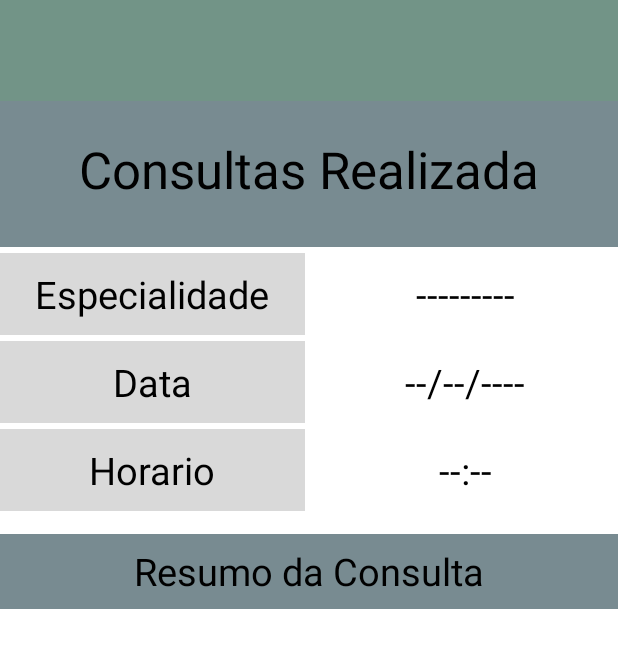
After one commit to Guthox/Ye-Saude, an Android app: the TelaConsultasRealizadas screen opened directly, with no data from a screen before it, on a phone screen of 412 x 824 dp. The commit adds this screen. Shown: the top 648 px of the screen. Run offline under Robolectric (Android 15) with nearby library versions, the phone set to English and light mode, and no system bars.

Commit message:
Telas de exame e consulta adicionadas, WIP tela Consulta Realizada

```diff
--- /dev/null
+++ b/app/src/main/java/com/example/yesaude/TelaConsultasRealizadas.java
@@ -0,0 +1,24 @@
+package com.example.yesaude;
+
+import android.os.Bundle;
+
+import androidx.activity.EdgeToEdge;
+import androidx.appcompat.app.AppCompatActivity;
+import androidx.core.graphics.Insets;
+import androidx.core.view.ViewCompat;
+import androidx.core.view.WindowInsetsCompat;
+
+public class TelaConsultasRealizadas extends AppCompatActivity {
+
+    @Override
+    protected void onCreate(Bundle savedInstanceState) {
+        super.onCreate(savedInstanceState);
+        EdgeToEdge.enable(this);
+        setContentView(R.layout.activity_tela_consultas_realizadas);
+        ViewCompat.setOnApplyWindowInsetsListener(findViewById(R.id.main), (v, insets) -> {
+            Insets systemBars = insets.getInsets(WindowInsetsCompat.Type.systemBars());
+            v.setPadding(systemBars.left, systemBars.top, systemBars.right, systemBars.bottom);
+            return insets;
+        });
+    }
+}
--- /dev/null
+++ b/app/src/main/res/layout/activity_tela_consultas_realizadas.xml
@@ -0,0 +1,212 @@
+<?xml version="1.0" encoding="utf-8"?>
+<androidx.constraintlayout.widget.ConstraintLayout xmlns:android="http://schemas.android.com/apk/res/android"
+    xmlns:app="http://schemas.android.com/apk/res-auto"
+    xmlns:tools="http://schemas.android.com/tools"
+    android:id="@+id/main"
+    android:layout_width="match_parent"
+    android:layout_height="match_parent"
+    android:background="@color/white"
+    android:theme="@android:style/Theme.Holo.NoActionBar.Fullscreen"
+    tools:context=".TelaConsultasRealizadas"
+    >
+
+    <androidx.appcompat.widget.Toolbar
+        android:id="@+id/toolbar"
+        android:layout_width="match_parent"
+        android:layout_height="67dp"
+        android:background="#729487"
+        android:minHeight="?attr/actionBarSize"
+        android:theme="?attr/actionBarTheme"
+        app:layout_constraintBottom_toBottomOf="parent"
+        app:layout_constraintEnd_toEndOf="parent"
+        app:layout_constraintHorizontal_bias="0.0"
+        app:layout_constraintStart_toStartOf="parent"
+        app:layout_constraintTop_toTopOf="parent"
+        app:layout_constraintVertical_bias="0.0" />
+
+    <TextView
+        android:id="@+id/corfundoTitulo"
+        android:layout_width="match_parent"
+        android:layout_height="97dp"
+        android:background="@drawable/background_imc"
+        android:textAlignment="center"
+        android:textSize="34sp"
+        app:layout_constraintBottom_toBottomOf="parent"
+        app:layout_constraintEnd_toEndOf="parent"
+        app:layout_constraintHorizontal_bias="0.0"
+        app:layout_constraintStart_toStartOf="parent"
+        app:layout_constraintTop_toBottomOf="@+id/toolbar"
+        app:layout_constraintVertical_bias="0.0" />
+
+    <TextView
+        android:id="@+id/Titulo"
+        android:layout_width="333dp"
+        android:layout_height="51dp"
+        android:text="Consultas Realizada"
+        android:textAlignment="center"
+        android:textColor="#000000"
+        android:textSize="34sp"
+        app:layout_constraintBottom_toBottomOf="parent"
+        app:layout_constraintEnd_toEndOf="parent"
+        app:layout_constraintStart_toStartOf="parent"
+        app:layout_constraintTop_toBottomOf="@+id/toolbar"
+        app:layout_constraintVertical_bias="0.032" />
+
+    <ScrollView
+        android:id="@+id/scrollView"
+        android:layout_width="match_parent"
+        android:layout_height="0dp"
+        app:layout_constraintBottom_toBottomOf="parent"
+        app:layout_constraintEnd_toEndOf="parent"
+        app:layout_constraintStart_toStartOf="parent"
+        app:layout_constraintTop_toBottomOf="@+id/corfundoTitulo"
+        app:layout_constraintVertical_bias="0.0">
+
+        <LinearLayout
+            android:layout_width="match_parent"
+            android:layout_height="wrap_content"
+            android:orientation="vertical">
+
+            <LinearLayout
+                android:id="@+id/linearLayout"
+                android:layout_width="match_parent"
+                android:layout_height="wrap_content"
+                android:layout_marginTop="4dp"
+                android:weightSum="1">
+
+                <TextView
+                    android:id="@+id/textView3"
+                    android:layout_width="0dp"
+                    android:layout_height="wrap_content"
+                    android:layout_marginRight="2.5dp"
+                    android:layout_weight="0.5"
+                    android:background="#D9D9D9"
+                    android:gravity="center"
+                    android:paddingTop="10dp"
+                    android:paddingBottom="10dp"
+                    android:text="Especialidade"
+                    android:textColor="@color/black"
+                    android:textSize="25dp"
+                    tools:layout_editor_absoluteX="40dp"
+                    tools:layout_editor_absoluteY="277dp" />
+
+                <TextView
+                    android:id="@+id/textView4"
+                    android:layout_width="0dp"
+                    android:layout_height="wrap_content"
+                    android:layout_marginLeft="2.5dp"
+                    android:layout_weight="0.5"
+                    android:gravity="center"
+                    android:paddingTop="10dp"
+                    android:paddingBottom="10dp"
+                    android:text="---------"
+                    android:textColor="@color/black"
+                    android:textSize="25dp"
+                    tools:layout_editor_absoluteX="40dp"
+                    tools:layout_editor_absoluteY="277dp" />
+
+            </LinearLayout>
+
+            <LinearLayout
+                android:id="@+id/linearLayout2"
+                android:layout_width="match_parent"
+                android:layout_height="wrap_content"
+                android:layout_marginTop="4dp"
+                android:weightSum="1">
+
+                <TextView
+                    android:id="@+id/textView5"
+                    android:layout_width="0dp"
+                    android:layout_height="wrap_content"
+                    android:layout_marginRight="2.5dp"
+                    android:layout_weight="0.5"
+                    android:background="#D9D9D9"
+                    android:gravity="center"
+                    android:paddingTop="10dp"
+                    android:paddingBottom="10dp"
+                    android:text="Data"
+                    android:textColor="@color/black"
+                    android:textSize="25dp"
+                    tools:layout_editor_absoluteX="40dp"
+                    tools:layout_editor_absoluteY="277dp" />
+
+                <TextView
+                    android:id="@+id/textView6"
+                    android:layout_width="0dp"
+                    android:layout_height="wrap_content"
+                    android:layout_marginLeft="2.5dp"
+                    android:layout_weight="0.5"
+                    android:gravity="center"
+                    android:paddingTop="10dp"
+                    android:paddingBottom="10dp"
+                    android:text="--/--/----"
+                    android:textColor="@color/black"
+                    android:textSize="25dp"
+                    tools:layout_editor_absoluteX="40dp"
+                    tools:layout_editor_absoluteY="277dp" />
+
+            </LinearLayout>
+
+            <LinearLayout
+                android:layout_width="match_parent"
+                android:layout_height="wrap_content"
+                android:layout_marginTop="4dp"
+                android:weightSum="1"
+                android:id="@+id/Linear3">
+
+                <TextView
+                    android:id="@+id/textView7"
+                    android:layout_width="0dp"
+                    android:layout_height="wrap_content"
+                    android:layout_marginRight="2.5dp"
+                    android:layout_weight="0.5"
+                    android:background="#D9D9D9"
+                    android:gravity="center"
+                    android:paddingTop="10dp"
+                    android:paddingBottom="10dp"
+                    android:text="Horario"
+                    android:textColor="@color/black"
+                    android:textSize="25dp"
+                    tools:layout_editor_absoluteX="40dp"
+                    tools:layout_editor_absoluteY="277dp" />
+
+                <TextView
+                    android:id="@+id/textView8"
+                    android:layout_width="0dp"
+                    android:layout_height="wrap_content"
+                    android:layout_marginLeft="2.5dp"
+                    android:layout_weight="0.5"
+                    android:layout_marginBottom="15dp"
+                    android:gravity="center"
+                    android:paddingTop="10dp"
+                    android:paddingBottom="10dp"
+                    android:text="--:--"
+                    android:textColor="@color/black"
+                    android:textSize="25dp"
+                    tools:layout_editor_absoluteX="40dp"
+                    tools:layout_editor_absoluteY="277dp" />
+
+            </LinearLayout>
+
+            <TextView
+                android:id="@+id/Divisao1"
+                android:layout_width="match_parent"
+                android:layout_height="50dp"
+                android:text="Resumo da Consulta"
+                android:gravity="center"
+                android:textColor="@color/black"
+                android:background="@drawable/background_imc"
+                android:textAlignment="center"
+                android:textSize="25sp"
+                app:layout_constraintBottom_toBottomOf="parent"
+                app:layout_constraintEnd_toEndOf="parent"
+                app:layout_constraintHorizontal_bias="0.0"
+                app:layout_constraintStart_toStartOf="parent"
+                app:layout_constraintTop_toBottomOf="@+id/Linear3"
+                app:layout_constraintVertical_bias="0.0" />
+
+
+        </LinearLayout>
+    </ScrollView>
+
+</androidx.constraintlayout.widget.ConstraintLayout>
--- a/app/src/main/res/layout/activity_tela_medicamentos.xml
+++ b/app/src/main/res/layout/activity_tela_medicamentos.xml
@@ -27,6 +27,7 @@
         android:layout_width="79dp"
         android:layout_height="62dp"
         android:layout_marginBottom="30dp"
+        android:elevation="4dp"
         app:layout_constraintBottom_toBottomOf="parent"
         app:layout_constraintEnd_toEndOf="parent"
         app:layout_constraintStart_toStartOf="parent"
@@ -38,7 +39,8 @@
         android:id="@+id/lista"
         android:layout_width="match_parent"
         android:layout_height="0dp"
-        app:layout_constraintBottom_toBottomOf="parent"
+        android:layout_marginBottom="30dp"
+        app:layout_constraintBottom_toTopOf="@+id/btnMed"
         app:layout_constraintEnd_toEndOf="parent"
         app:layout_constraintHorizontal_bias="0.0"
         app:layout_constraintStart_toStartOf="parent"
```
Also changed, not shown: app/src/main/AndroidManifest.xml (+9 -0 lines), app/src/main/java/com/example/yesaude/Menu.java (+18 -0 lines), app/src/main/java/com/example/yesaude/TelaConsulta.java (added, +78 -0 lines), app/src/main/java/com/example/yesaude/TelaExames.java (added, +75 -0 lines), app/src/main/res/layout/activity_menu.xml (+24 -0 lines), app/src/main/res/layout/activity_tela_consulta.xml (added, +75 -0 lines), app/src/main/res/layout/activity_tela_exames.xml (added, +75 -0 lines).
